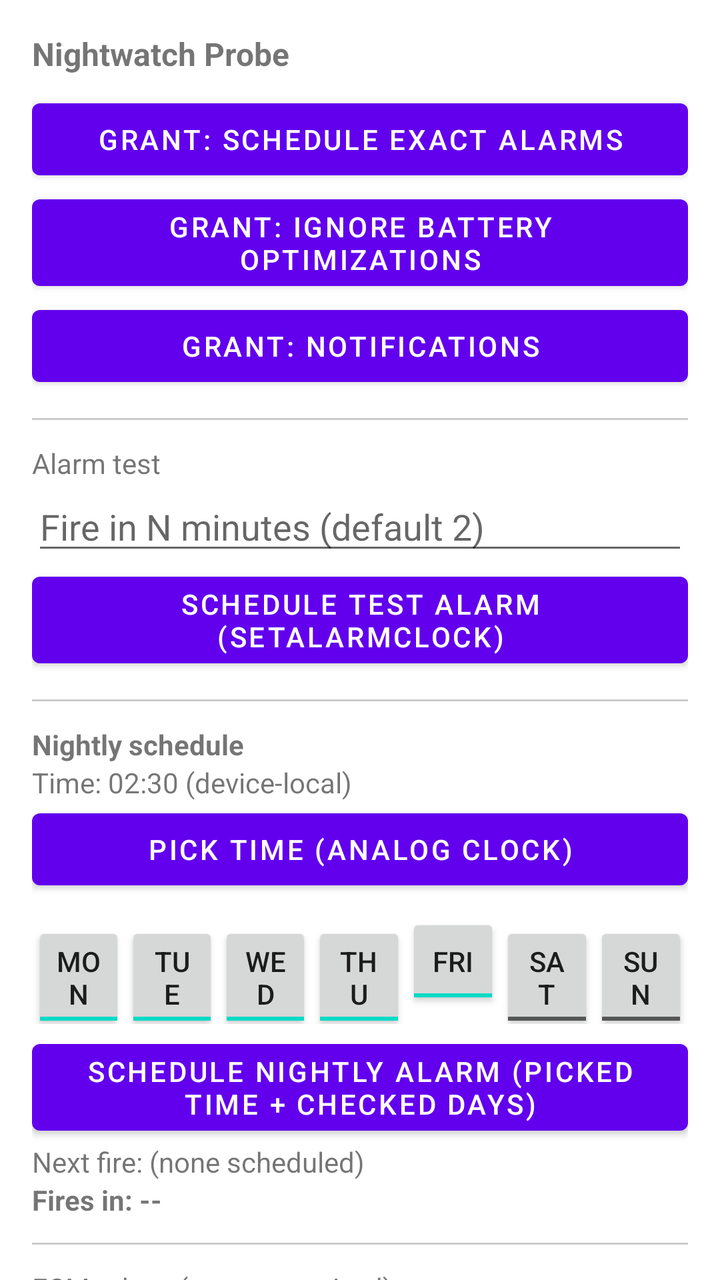
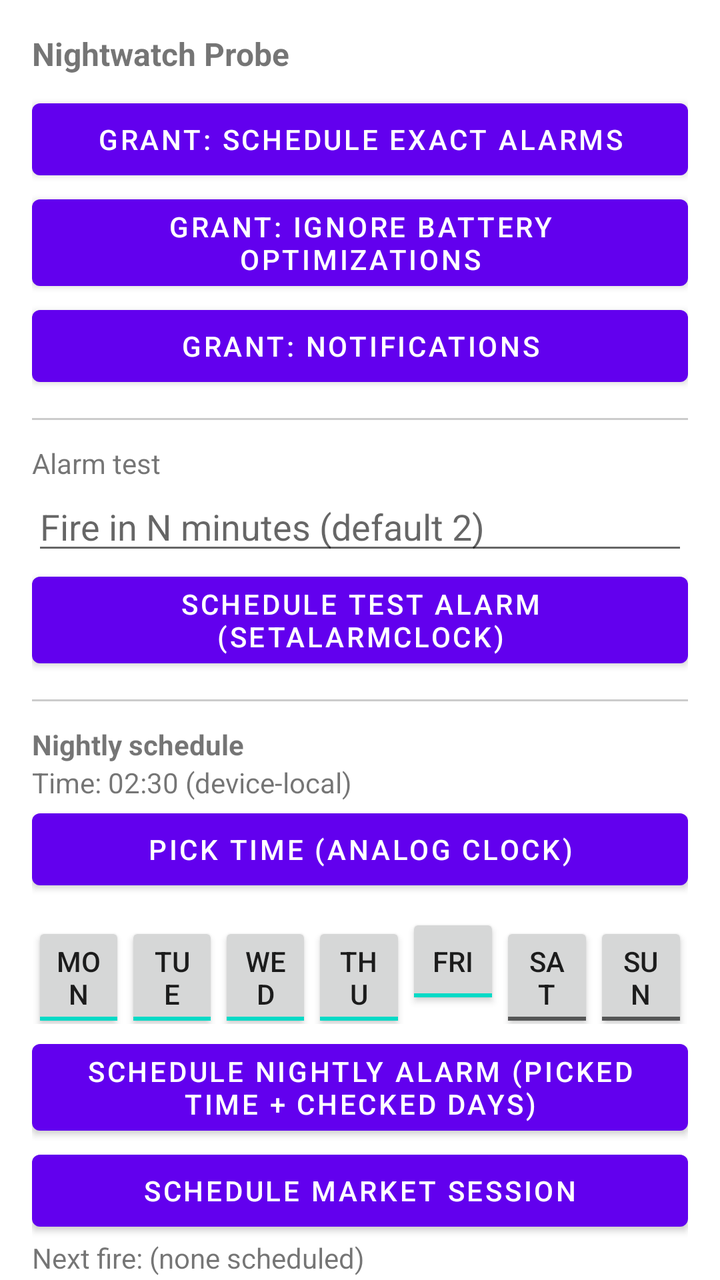

Before-and-after screenshots of an Android layout around one commit, followed by the original layout XML and the change that was made.
<!-- AndroidManifest.xml: application theme Theme.NightwatchProbe -->
<!-- res/layout/activity_main.xml -->
<?xml version="1.0" encoding="utf-8"?>
<androidx.core.widget.NestedScrollView
    android:id="@+id/rootScroll"
    xmlns:android="http://schemas.android.com/apk/res/android"
    android:layout_width="match_parent"
    android:layout_height="match_parent"
    android:clipToPadding="false">

    <LinearLayout
        android:layout_width="match_parent"
        android:layout_height="wrap_content"
        android:orientation="vertical"
        android:padding="16dp">

        <TextView
            android:id="@+id/txtStatus"
            android:layout_width="match_parent"
            android:layout_height="wrap_content"
            android:textIsSelectable="true"
            android:text="@string/app_name"
            android:textStyle="bold"
            android:textSize="16sp"
            android:paddingBottom="8dp" />

        <Button
            android:id="@+id/btnRequestExactAlarm"
            android:layout_width="match_parent"
            android:layout_height="wrap_content"
            android:text="Grant: Schedule exact alarms" />

        <Button
            android:id="@+id/btnRequestBatteryExemption"
            android:layout_width="match_parent"
            android:layout_height="wrap_content"
            android:text="Grant: Ignore battery optimizations" />

        <Button
            android:id="@+id/btnRequestNotifications"
            android:layout_width="match_parent"
            android:layout_height="wrap_content"
            android:text="Grant: Notifications" />

        <View style="@style/Divider" />

        <TextView
            android:layout_width="match_parent"
            android:layout_height="wrap_content"
            android:text="Alarm test" />

        <EditText
            android:id="@+id/editFireMinutes"
            android:layout_width="match_parent"
            android:layout_height="wrap_content"
            android:hint="Fire in N minutes (default 2)"
            android:inputType="number" />

        <Button
            android:id="@+id/btnScheduleTest"
            android:layout_width="match_parent"
            android:layout_height="wrap_content"
            android:text="Schedule test alarm (setAlarmClock)" />

        <View style="@style/Divider" />

        <TextView
            android:layout_width="match_parent"
            android:layout_height="wrap_content"
            android:text="Nightly schedule"
            android:textStyle="bold" />

        <TextView
            android:id="@+id/txtPickedTime"
            android:layout_width="match_parent"
            android:layout_height="wrap_content"
            android:text="Time: 02:30 (device-local)" />

        <Button
            android:id="@+id/btnPickTime"
            android:layout_width="match_parent"
            android:layout_height="wrap_content"
            android:text="Pick time (analog clock)" />

        <LinearLayout
            android:id="@+id/dayToggleRow"
            android:layout_width="match_parent"
            android:layout_height="wrap_content"
            android:orientation="horizontal"
            android:paddingTop="8dp"
            android:paddingBottom="4dp">

            <ToggleButton
                android:id="@+id/toggleMon"
                android:layout_width="0dp"
                android:layout_height="wrap_content"
                android:layout_weight="1"
                android:textOn="Mon" android:textOff="Mon"
                android:checked="true" />
            <ToggleButton
                android:id="@+id/toggleTue"
                android:layout_width="0dp"
                android:layout_height="wrap_content"
                android:layout_weight="1"
                android:textOn="Tue" android:textOff="Tue"
                android:checked="true" />
            <ToggleButton
                android:id="@+id/toggleWed"
                android:layout_width="0dp"
                android:layout_height="wrap_content"
                android:layout_weight="1"
                android:textOn="Wed" android:textOff="Wed"
                android:checked="true" />
            <ToggleButton
                android:id="@+id/toggleThu"
                android:layout_width="0dp"
                android:layout_height="wrap_content"
                android:layout_weight="1"
                android:textOn="Thu" android:textOff="Thu"
                android:checked="true" />
            <ToggleButton
                android:id="@+id/toggleFri"
                android:layout_width="0dp"
                android:layout_height="wrap_content"
                android:layout_weight="1"
                android:textOn="Fri" android:textOff="Fri"
                android:checked="true" />
            <ToggleButton
                android:id="@+id/toggleSat"
                android:layout_width="0dp"
                android:layout_height="wrap_content"
                android:layout_weight="1"
                android:textOn="Sat" android:textOff="Sat"
                android:checked="false" />
            <ToggleButton
                android:id="@+id/toggleSun"
                android:layout_width="0dp"
                android:layout_height="wrap_content"
                android:layout_weight="1"
                android:textOn="Sun" android:textOff="Sun"
                android:checked="false" />
        </LinearLayout>

        <Button
            android:id="@+id/btnScheduleNightly"
            android:layout_width="match_parent"
            android:layout_height="wrap_content"
            android:text="Schedule nightly alarm (picked time + checked days)" />

        <TextView
            android:id="@+id/txtNextFireAbsolute"
            android:layout_width="match_parent"
            android:layout_height="wrap_content"
            android:textIsSelectable="true"
            android:text="Next fire: (none scheduled)" />

        <TextView
            android:id="@+id/txtCountdown"
            android:layout_width="match_parent"
            android:layout_height="wrap_content"
            android:textIsSelectable="true"
            android:textStyle="bold"
            android:text="Fires in: --" />

        <View style="@style/Divider" />

        <TextView
            android:id="@+id/txtFcmToken"
            android:layout_width="match_parent"
            android:layout_height="wrap_content"
            android:textIsSelectable="true"
            android:text="FCM token: (not yet received)" />

        <TextView
            android:id="@+id/txtTz"
            android:layout_width="match_parent"
            android:layout_height="wrap_content"
            android:textIsSelectable="true"
            android:text="tzdata: (not yet run)" />

        <TextView
            android:id="@+id/txtFcmPriority"
            android:layout_width="match_parent"
            android:layout_height="wrap_content"
            android:textIsSelectable="true"
            android:textColor="#B00020"
            android:text="FCM priority canary: (no message received yet)" />

        <TextView
            android:id="@+id/txtStandbyBucket"
            android:layout_width="match_parent"
            android:layout_height="wrap_content"
            android:textIsSelectable="true"
            android:text="Standby bucket: (unknown)" />

        <Button
            android:id="@+id/btnRunChecksNow"
            android:layout_width="match_parent"
            android:layout_height="wrap_content"
            android:text="Run FULL check battery now (selftest)" />

        <Button
            android:id="@+id/btnSendTelegramTest"
            android:layout_width="match_parent"
            android:layout_height="wrap_content"
            android:text="Send Telegram test message now" />

        <Button
            android:id="@+id/btnPushSnapshot"
            android:layout_width="match_parent"
            android:layout_height="wrap_content"
            android:text="Push snapshot to Worker now" />

        <View style="@style/Divider" />

        
        <TextView
            android:layout_width="match_parent"
            android:layout_height="wrap_content"
            android:text="Live device probe (sections A, C, D, E1, F -- read-only)"
            android:textStyle="bold" />

        <Button
            android:id="@+id/btnRunLiveProbe"
            android:layout_width="match_parent"
            android:layout_height="wrap_content"
            android:text="Run live probe now (A, C, D, E1, F: read-only, no order ever placed)" />

        <TextView
            android:id="@+id/txtLiveProbeStatus"
            android:layout_width="match_parent"
            android:layout_height="wrap_content"
            android:textIsSelectable="true"
            android:text="Live probe: (not yet run)" />

        <Button
            android:id="@+id/btnWindowBench"
            android:layout_width="match_parent"
            android:layout_height="wrap_content"
            android:text="Run window bench (full-history vs 276-bar parse cost, no network)" />

        <TextView
            android:id="@+id/txtWindowBenchStatus"
            android:layout_width="match_parent"
            android:layout_height="wrap_content"
            android:textIsSelectable="true"
            android:text="Window bench: (not yet run)" />

        <View style="@style/Divider" />

        <TextView
            android:layout_width="match_parent"
            android:layout_height="wrap_content"
            android:text="Event log"
            android:textStyle="bold" />

        <Spinner
            android:id="@+id/spinnerLogFilter"
            android:layout_width="match_parent"
            android:layout_height="wrap_content" />

        <Button
            android:id="@+id/btnShareLog"
            android:layout_width="match_parent"
            android:layout_height="wrap_content"
            android:text="Share / export log" />

        <ListView
            android:id="@+id/listEvents"
            android:layout_width="match_parent"
            android:layout_height="500dp"
            android:divider="#22000000"
            android:dividerHeight="1dp" />

    </LinearLayout>
</androidx.core.widget.NestedScrollView>
<!-- resources referenced by this layout -->
<resources>
  <string name="app_name">Nightwatch Probe</string>
  <style name="Divider">
          <item name="android:layout_width">match_parent</item>
          <item name="android:layout_height">1dp</item>
          <item name="android:background">#33000000</item>
          <item name="android:layout_marginTop">12dp</item>
          <item name="android:layout_marginBottom">12dp</item>
      </style>
  <style name="Theme.NightwatchProbe" parent="Theme.MaterialComponents.DayNight.NoActionBar" />
</resources>

<!-- the commit's change to res/layout/activity_main.xml (unified diff, before → after) -->
@@ -145,6 +145,12 @@
             android:layout_height="wrap_content"
             android:text="Schedule nightly alarm (picked time + checked days)" />
 
+        <Button
+            android:id="@+id/btnScheduleMarket"
+            android:layout_width="match_parent"
+            android:layout_height="wrap_content"
+            android:text="Schedule market session" />
+
         <TextView
             android:id="@+id/txtNextFireAbsolute"
             android:layout_width="match_parent"
